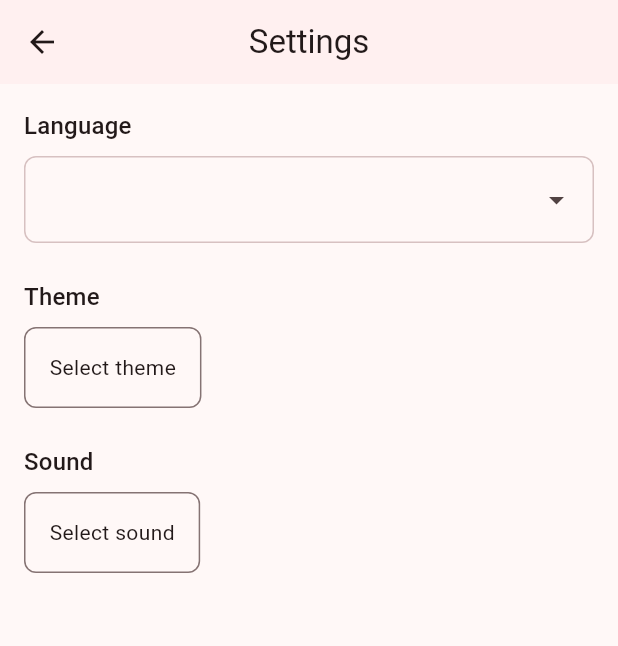
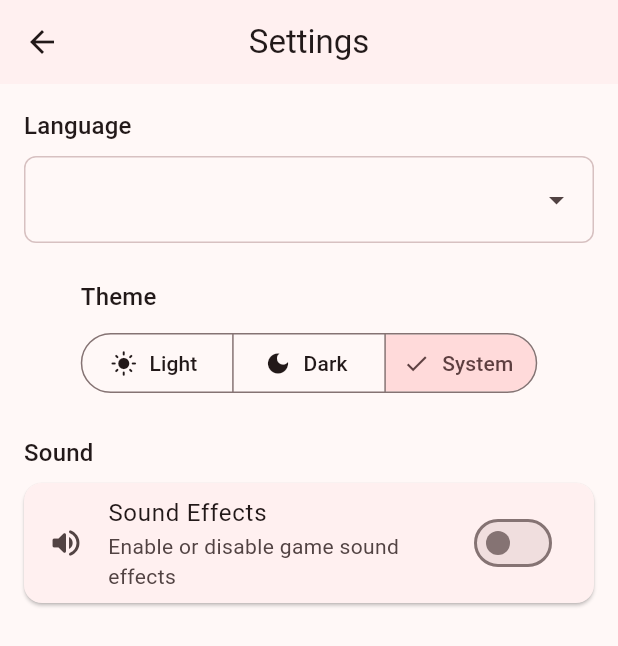
Before and after one commit to Leonildo-Gomes/tic-tac-toe, a Flutter app: the screen it shows after launch, after a tap on the "settings" icon, on a phone screen of 412 x 824 dp. Shown: the top 646 px of the screen. Run offline on Flutter 3.47's test engine with Material 3 defaults, Android fonts, the phone set to English and light mode, and no system bars; our stand-ins replace flutter_animate, flutter_riverpod, google_fonts, shared_preferences, sqflite; accounts and stored records are empty; Roboto replaces fonts that are missing (Luckiest Guy).

Commit message:
feat: add Theme support

```diff
--- /dev/null
+++ b/lib/core/enums/app_theme_mode.dart
@@ -0,0 +1,25 @@
+import 'package:flutter/material.dart';
+
+enum AppThemeMode {
+  light,
+  dark,
+  system;
+
+  ThemeMode get themeMode {
+    switch (this) {
+      case AppThemeMode.light:
+        return ThemeMode.light;
+      case AppThemeMode.dark:
+        return ThemeMode.dark;
+      case AppThemeMode.system:
+        return ThemeMode.system;
+    }
+  }
+
+  static AppThemeMode fromName(String? name) {
+    return AppThemeMode.values.firstWhere(
+      (mode) => mode.name == name,
+      orElse: () => AppThemeMode.system,
+    );
+  }
+}
--- a/lib/l10n/app_en.arb
+++ b/lib/l10n/app_en.arb
@@ -78,5 +78,10 @@
     "theme": "Theme",
     "sound": "Sound",
     "themeSelectionPlaceholder": "Select theme",
-    "soundSettingsPlaceholder": "Select sound"
+    "soundSettingsPlaceholder": "Select sound",
+    "themeLight": "Light",
+    "themeDark": "Dark",
+    "themeSystem": "System",
+    "soundEffects": "Sound Effects",
+    "soundEffectsDescription": "Enable or disable game sound effects"
 }
--- a/lib/l10n/app_localizations.dart
+++ b/lib/l10n/app_localizations.dart
@@ -363,6 +363,36 @@ abstract class AppLocalizations {
   /// In en, this message translates to:
   /// **'Select sound'**
   String get soundSettingsPlaceholder;
+
+  /// No description provided for @themeLight.
+  ///
+  /// In en, this message translates to:
+  /// **'Light'**
+  String get themeLight;
+
+  /// No description provided for @themeDark.
+  ///
+  /// In en, this message translates to:
+  /// **'Dark'**
+  String get themeDark;
+
+  /// No description provided for @themeSystem.
+  ///
+  /// In en, this message translates to:
+  /// **'System'**
+  String get themeSystem;
+
+  /// No description provided for @soundEffects.
+  ///
+  /// In en, this message translates to:
+  /// **'Sound Effects'**
+  String get soundEffects;
+
+  /// No description provided for @soundEffectsDescription.
+  ///
+  /// In en, this message translates to:
+  /// **'Enable or disable game sound effects'**
+  String get soundEffectsDescription;
 }
 
 class _AppLocalizationsDelegate
--- a/lib/l10n/app_localizations_en.dart
+++ b/lib/l10n/app_localizations_en.dart
@@ -154,4 +154,19 @@ class AppLocalizationsEn extends AppLocalizations {
 
   @override
   String get soundSettingsPlaceholder => 'Select sound';
+
+  @override
+  String get themeLight => 'Light';
+
+  @override
+  String get themeDark => 'Dark';
+
+  @override
+  String get themeSystem => 'System';
+
+  @override
+  String get soundEffects => 'Sound Effects';
+
+  @override
+  String get soundEffectsDescription => 'Enable or disable game sound effects';
 }
--- a/lib/main.dart
+++ b/lib/main.dart
@@ -6,6 +6,7 @@ import 'package:tic_tac_toe/core/utils/context_extensions.dart';
 import 'package:tic_tac_toe/core/utils/util.dart';
 import 'package:tic_tac_toe/l10n/app_localizations.dart';
 import 'package:tic_tac_toe/providers/locale/locale_provider.dart';
+import 'package:tic_tac_toe/providers/theme/theme_provider.dart';
 import 'package:tic_tac_toe/screens/historic/historic_screen.dart';
 import 'package:tic_tac_toe/screens/home/home_screen.dart';
 import 'package:tic_tac_toe/screens/menu/menu_screen.dart';
@@ -22,12 +23,14 @@ class MyApp extends ConsumerWidget {
   @override
   Widget build(BuildContext context, WidgetRef ref) {
     final locale = ref.watch(localeProvider);
+    final theme = ref.watch(themeProvider);
     TextTheme textTheme = createTextTheme(context, "Roboto", "Luckiest Guy");
     MaterialTheme appTheme = MaterialTheme(textTheme);
 
     return MaterialApp(
       debugShowCheckedModeBanner: false,
       locale: locale,
+      themeMode: theme.themeMode,
       localizationsDelegates: const [
         AppLocalizations.delegate,
         GlobalMaterialLocalizations.delegate,
--- /dev/null
+++ b/lib/providers/theme/theme_provider.dart
@@ -0,0 +1,27 @@
+import 'package:flutter_riverpod/flutter_riverpod.dart';
+import 'package:shared_preferences/shared_preferences.dart';
+import 'package:tic_tac_toe/core/enums/app_theme_mode.dart';
+
+const String _themeKey = 'app_theme';
+
+final themeProvider = StateNotifierProvider<ThemeNotifier, AppThemeMode>((ref) {
+  return ThemeNotifier();
+});
+
+class ThemeNotifier extends StateNotifier<AppThemeMode> {
+  ThemeNotifier() : super(AppThemeMode.system) {
+    _loadTheme();
+  }
+
+  Future<void> _loadTheme() async {
+    final prefs = await SharedPreferences.getInstance();
+    final themeName = prefs.getString(_themeKey);
+    state = AppThemeMode.fromName(themeName);
+  }
+
+  Future<void> setTheme(AppThemeMode theme) async {
+    final prefs = await SharedPreferences.getInstance();
+    await prefs.setString(_themeKey, theme.name);
+    state = theme;
+  }
+}
--- a/lib/screens/settings/settings_screen.dart
+++ b/lib/screens/settings/settings_screen.dart
@@ -1,23 +1,16 @@
 import 'package:flutter/material.dart';
-import 'package:flutter_riverpod/flutter_riverpod.dart';
-import 'package:tic_tac_toe/core/enums/language.dart';
 import 'package:tic_tac_toe/core/utils/context_extensions.dart';
-import 'package:tic_tac_toe/l10n/app_localizations.dart';
-import 'package:tic_tac_toe/providers/locale/locale_provider.dart';
+import 'package:tic_tac_toe/screens/settings/widgets/language_setting.dart';
+import 'package:tic_tac_toe/screens/settings/widgets/sound_setting.dart';
+import 'package:tic_tac_toe/screens/settings/widgets/theme_setting.dart';
 
-class SettingsScreen extends ConsumerStatefulWidget {
+class SettingsScreen extends StatelessWidget {
   static const String routeName = 'SettingsScreen';
   const SettingsScreen({super.key});
 
   @override
-  ConsumerState<SettingsScreen> createState() => _SettingsScreenState();
-}
-
-class _SettingsScreenState extends ConsumerState<SettingsScreen> {
-  @override
   Widget build(BuildContext context) {
     final theme = Theme.of(context);
-    final selectedLocale = ref.watch(localeProvider);
 
     return Scaffold(
       appBar: AppBar(
@@ -29,85 +22,18 @@ class _SettingsScreenState extends ConsumerState<SettingsScreen> {
       body: Padding(
         padding: const EdgeInsets.all(16.0),
         child: Column(
-          crossAxisAlignment: CrossAxisAlignment.start,
           children: [
-            Text(context.l10n.language, style: theme.textTheme.titleMedium),
-            const SizedBox(height: 8),
-            Container(
-              padding: const EdgeInsets.symmetric(
-                horizontal: 12.0,
-                vertical: 4.0,
-              ),
-              decoration: BoxDecoration(
-                borderRadius: BorderRadius.circular(8.0),
-                border: Border.all(color: theme.colorScheme.outlineVariant),
-              ),
-              child: DropdownButtonHideUnderline(
-                child: DropdownButton<Locale>(
-                  isExpanded: true,
-                  value: selectedLocale,
-                  icon: Icon(
-                    Icons.arrow_drop_down,
-                    color: theme.colorScheme.onSurfaceVariant,
-                  ),
-                  onChanged: (Locale? newLocale) {
-                    if (newLocale != null) {
-                      ref.read(localeProvider.notifier).setLocale(newLocale);
-                    }
-                  },
-                  items: AppLocalizations.supportedLocales.map((Locale locale) {
-                    final language = Language.fromCode(locale.languageCode);
-                    final isSelected = selectedLocale == locale;
-                    return DropdownMenuItem<Locale>(
-                      value: locale,
-                      child: Row(
-                        children: [
-                          Text(
-                            language.flag,
-                            style: const TextStyle(fontSize: 24),
-                          ),
-                          const SizedBox(width: 16),
-                          Expanded(
-                            child: Text(
-                              language.name,
-                              style: theme.textTheme.bodyLarge,
-                            ),
-                          ),
-                          if (isSelected)
-                            Icon(
-                              Icons.check_circle_outline_rounded,
-                              color: theme.colorScheme.primary,
-                            ),
-                        ],
-                      ),
-                    );
-                  }).toList(),
-                ),
-              ),
+            _SettingsSection(
+              title: context.l10n.language,
+              child: const LanguageSetting(),
             ),
-            const SizedBox(height: 24),
-            Text(context.l10n.theme, style: theme.textTheme.titleMedium),
-            const SizedBox(height: 8),
-            // Placeholder for Theme selection
-            Container(
-              padding: const EdgeInsets.all(16),
-              decoration: BoxDecoration(
-                border: Border.all(color: theme.colorScheme.outline),
-                borderRadius: BorderRadius.circular(8),
-              ),
-              child: Text(context.l10n.themeSelectionPlaceholder),
+            _SettingsSection(
+              title: context.l10n.theme,
+              child: const ThemeSetting(),
             ),
-            const SizedBox(height: 24),
-            Text(context.l10n.sound, style: theme.textTheme.titleMedium),
-            const SizedBox(height: 8),
-            // Placeholder for Sound settings
-            Container(
-              padding: const EdgeInsets.all(16),
-              decoration: BoxDecoration(
-                border: Border.all(color: theme.colorScheme.outline),
-                borderRadius: BorderRadius.circular(8),
-              ),
-              child: Text(context.l10n.soundSettingsPlaceholder),
+            _SettingsSection(
+              title: context.l10n.sound,
+              child: const SoundSetting(),
             ),
           ],
         ),
@@ -115,3 +41,24 @@ class _SettingsScreenState extends ConsumerState<SettingsScreen> {
     );
   }
 }
+
+class _SettingsSection extends StatelessWidget {
+  const _SettingsSection({required this.title, required this.child});
+
+  final String title;
+  final Widget child;
+
+  @override
+  Widget build(BuildContext context) {
+    final theme = Theme.of(context);
+    return Column(
+      crossAxisAlignment: CrossAxisAlignment.start,
+      children: [
+        Text(title, style: theme.textTheme.titleMedium),
+        const SizedBox(height: 8),
+        child,
+        const SizedBox(height: 24),
+      ],
+    );
+  }
+}
--- /dev/null
+++ b/lib/screens/settings/widgets/language_setting.dart
@@ -0,0 +1,63 @@
+import 'package:flutter/material.dart';
+import 'package:flutter_riverpod/flutter_riverpod.dart';
+import 'package:tic_tac_toe/core/enums/language.dart';
+import 'package:tic_tac_toe/core/utils/context_extensions.dart';
+import 'package:tic_tac_toe/l10n/app_localizations.dart';
+import 'package:tic_tac_toe/providers/locale/locale_provider.dart';
+
+class LanguageSetting extends ConsumerWidget {
+  const LanguageSetting({super.key});
+
+  @override
+  Widget build(BuildContext context, WidgetRef ref) {
+    final theme = Theme.of(context);
+    final selectedLocale = ref.watch(localeProvider);
+
+    return Container(
+      padding: const EdgeInsets.symmetric(horizontal: 12.0, vertical: 4.0),
+      decoration: BoxDecoration(
+        borderRadius: BorderRadius.circular(8.0),
+        border: Border.all(color: theme.colorScheme.outlineVariant),
+      ),
+      child: DropdownButtonHideUnderline(
+        child: DropdownButton<Locale>(
+          isExpanded: true,
+          value: selectedLocale,
+          icon: Icon(
+            Icons.arrow_drop_down,
+            color: theme.colorScheme.onSurfaceVariant,
+          ),
+          onChanged: (Locale? newLocale) {
+            if (newLocale != null) {
+              ref.read(localeProvider.notifier).setLocale(newLocale);
+            }
+          },
+          items: AppLocalizations.supportedLocales.map((Locale locale) {
+            final language = Language.fromCode(locale.languageCode);
+            final isSelected = selectedLocale == locale;
+            return DropdownMenuItem<Locale>(
+              value: locale,
+              child: Row(
+                children: [
+                  Text(language.flag, style: const TextStyle(fontSize: 24)),
+                  const SizedBox(width: 16),
+                  Expanded(
+                    child: Text(
+                      language.name,
+                      style: theme.textTheme.bodyLarge,
+                    ),
+                  ),
+                  if (isSelected)
+                    Icon(
+                      Icons.check_circle_outline_rounded,
+                      color: theme.colorScheme.primary,
+                    ),
+                ],
+              ),
+            );
+          }).toList(),
+        ),
+      ),
+    );
+  }
+}
--- /dev/null
+++ b/lib/screens/settings/widgets/sound_setting.dart
@@ -0,0 +1,33 @@
+import 'package:flutter/material.dart';
+import 'package:flutter_riverpod/flutter_riverpod.dart';
+import 'package:tic_tac_toe/core/utils/context_extensions.dart';
+
+class SoundSetting extends ConsumerStatefulWidget {
+  const SoundSetting({super.key});
+
+  @override
+  ConsumerState<SoundSetting> createState() => _SoundSettingState();
+}
+
+class _SoundSettingState extends ConsumerState<SoundSetting> {
+  bool _soundEnabled = false;
+
+  @override
+  Widget build(BuildContext context) {
+    return Card(
+      margin: EdgeInsets.zero,
+      clipBehavior: Clip.antiAlias,
+      child: SwitchListTile(
+        title: Text(context.l10n.soundEffects),
+        subtitle: Text(context.l10n.soundEffectsDescription),
+        secondary: const Icon(Icons.volume_up_rounded),
+        value: _soundEnabled,
+        onChanged: (bool value) {
+          setState(() {
+            _soundEnabled = value;
+          });
+        },
+      ),
+    );
+  }
+}
--- /dev/null
+++ b/lib/screens/settings/widgets/theme_setting.dart
@@ -0,0 +1,36 @@
+import 'package:flutter/material.dart';
+import 'package:flutter_riverpod/flutter_riverpod.dart';
+import 'package:tic_tac_toe/core/enums/app_theme_mode.dart';
+import 'package:tic_tac_toe/core/utils/context_extensions.dart';
+import 'package:tic_tac_toe/providers/theme/theme_provider.dart';
+
+class ThemeSetting extends ConsumerWidget {
+  const ThemeSetting({super.key});
+
+  @override
+  Widget build(BuildContext context, WidgetRef ref) {
+    return SegmentedButton<AppThemeMode>(
+      segments: <ButtonSegment<AppThemeMode>>[
+        ButtonSegment<AppThemeMode>(
+          value: AppThemeMode.light,
+          label: Text(context.l10n.themeLight),
+          icon: const Icon(Icons.light_mode),
+        ),
+        ButtonSegment<AppThemeMode>(
+          value: AppThemeMode.dark,
+          label: Text(context.l10n.themeDark),
+          icon: const Icon(Icons.dark_mode),
+        ),
+        ButtonSegment<AppThemeMode>(
+          value: AppThemeMode.system,
+          label: Text(context.l10n.themeSystem),
+          icon: const Icon(Icons.brightness_auto),
+        ),
+      ],
+      selected: {ref.watch(themeProvider)},
+      onSelectionChanged: (Set<AppThemeMode> newSelection) {
+        ref.read(themeProvider.notifier).setTheme(newSelection.first);
+      },
+    );
+  }
+}
```
Also changed, not shown: lib/l10n/app_localizations_nb.dart (+16 -0 lines), lib/l10n/app_localizations_pt.dart (+16 -0 lines), lib/l10n/app_nb.arb (+6 -1 lines), lib/l10n/app_pt.arb (+6 -1 lines), lib/providers/sound_provider.dart (added, +25 -0 lines).
